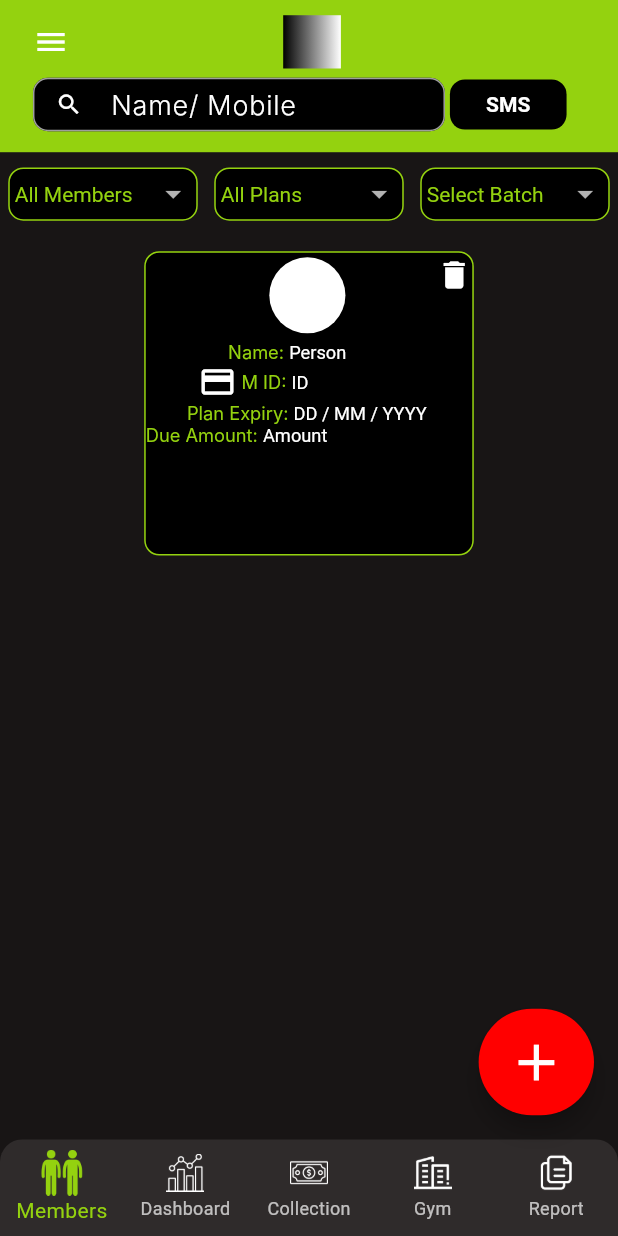
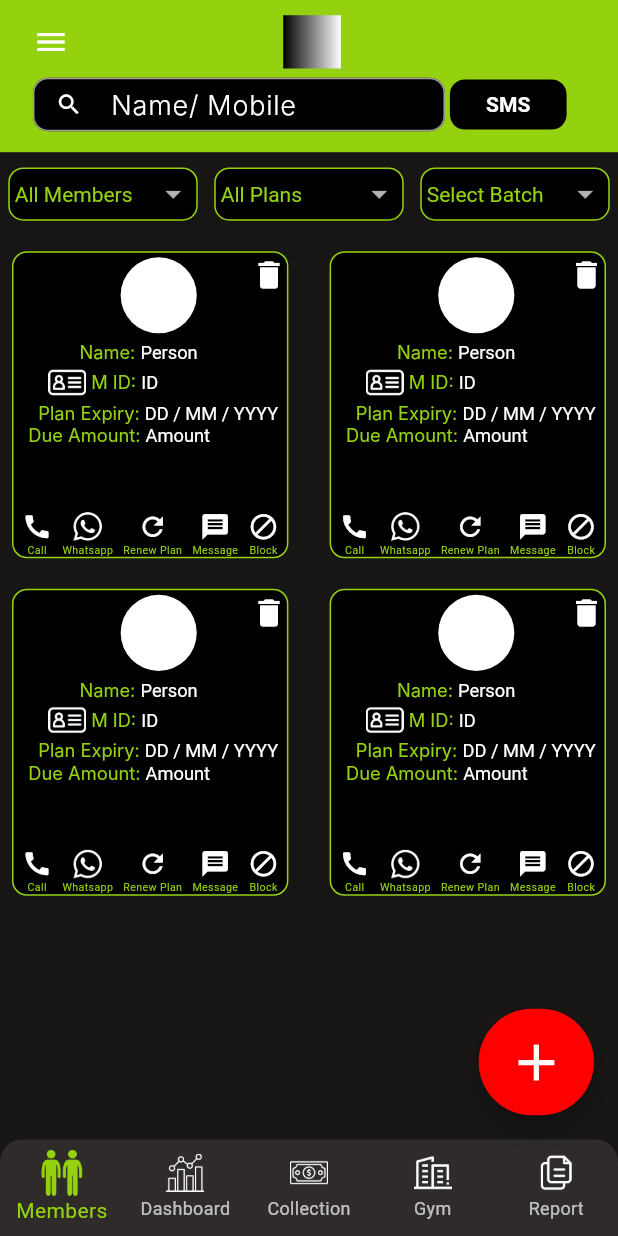
Before and after one commit to Sumeetbharali/360, a Flutter app: the screen it shows after launch, on a phone screen of 412 x 824 dp. Run offline on Flutter 3.47's test engine with Material 3 defaults, Android fonts, the phone set to English and light mode, and no system bars; our stand-ins replace flutter_screenutil; Roboto replaces fonts that are missing (Inter).

Commit message:
-Member Item cont'd -GridView added

```diff
--- a/lib/features/members/presentation/views/members.dart
+++ b/lib/features/members/presentation/views/members.dart
@@ -1,18 +1,12 @@
 import 'package:flutter/material.dart';
-import 'package:flutter_screenutil/flutter_screenutil.dart';
-import 'package:gym_management/core/theme/text_styles.dart';
 import 'package:gym_management/core/widgets/space.dart';
 import 'package:gym_management/features/members/presentation/widgets/drop_downs.dart';
 
-import '../../../../core/theme/color_palette.dart';
 import '../../../../core/widgets/my_app_bar.dart';
+import '../widgets/all_members.dart';
 
 class Members extends StatelessWidget {
   Members({super.key});
-
-  List<String> options1 = ["All Members", "Test1", "Test2"];
-  List<String> options2 = ["All Plans"];
-  List<String> options3 = ["Select Batch"];
 
   @override
   Widget build(BuildContext context) {
@@ -22,93 +16,7 @@ class Members extends StatelessWidget {
         verticalSpace(10),
         const DropDowns(),
         verticalSpace(20),
-        Container(
-          padding: EdgeInsets.only(top: 3.h),
-          height: 200.h,
-          width: 200.w,
-          decoration: BoxDecoration(
-              color: Colors.black,
-              borderRadius: BorderRadius.circular(10),
-              border: Border.all(color: ColorPalette.mainGreen, width: 1.sp)),
-          child: Column(
-            crossAxisAlignment: CrossAxisAlignment.start,
-            children: [
-              Row(
-                crossAxisAlignment: CrossAxisAlignment.start,
-                children: [
-                  horizontalSpace(75),
-                  CircleAvatar(
-                    radius: 25.sp,
-                    backgroundColor: Colors.white,
-                  ),
-                  const Spacer(),
-                  GestureDetector(
-                      onTap: () {}, child: const Icon(Icons.delete)),
-                ],
-              ),
-              verticalSpace(5),
-              Row(
-                children: [
-                  horizontalSpace(50),
-                  RichText(
-                    text: TextSpan(
-                        text: "Name: ",
-                        style: MyTextStyles.fontInter12MainGreenRegular,
-                        children: const [
-                          TextSpan(
-                              text: "Person",
-                              style: TextStyle(color: Colors.white))
-                        ]),
-                  ),
-                ],
-              ),
-              Row(
-                children: [
-                  horizontalSpace(32),
-                  Icon(
-                    (Icons.credit_card),
-                    size: 25.sp,
-                  ),
-                  horizontalSpace(3),
-                  RichText(
-                    text: TextSpan(
-                        text: "M ID: ",
-                        style: MyTextStyles.fontInter12MainGreenRegular,
-                        children: const [
-                          TextSpan(
-                              text: "ID", style: TextStyle(color: Colors.white))
-                        ]),
-                  ),
-                ],
-              ),
-              Row(
-                children: [
-                  horizontalSpace(25),
-                  RichText(
-                    text: TextSpan(
-                        text: "Plan Expiry: ",
-                        style: MyTextStyles.fontInter12MainGreenRegular,
-                        children: const [
-                          TextSpan(
-                              text: "DD / MM / YYYY",
-                              style: TextStyle(color: Colors.white))
-                        ]),
-                  ),
-                ],
-              ),
-              RichText(
-                textAlign: TextAlign.start,
-                text: TextSpan(
-                    text: "Due Amount: ",
-                    style: MyTextStyles.fontInter12MainGreenRegular,
-                    children: const [
-                      TextSpan(
-                          text: "Amount", style: TextStyle(color: Colors.white))
-                    ]),
-              )
-            ],
-          ),
-        )
+        AllMembers(),
       ],
     );
   }
--- /dev/null
+++ b/lib/features/members/presentation/widgets/all_members.dart
@@ -0,0 +1,35 @@
+import 'package:flutter/material.dart';
+import 'package:flutter_screenutil/flutter_screenutil.dart';
+
+import 'member_item.dart';
+
+class AllMembers extends StatelessWidget {
+  const AllMembers({
+    super.key,
+  });
+
+  @override
+  Widget build(BuildContext context) {
+    return Expanded(
+      child: Padding(
+        padding: const EdgeInsets.symmetric(horizontal: 8.0),
+        child: GridView.builder(
+            itemCount: 4,
+            gridDelegate: SliverGridDelegateWithFixedCrossAxisCount(
+              childAspectRatio: 0.9,
+              crossAxisCount: 2, // Two items per row
+              crossAxisSpacing: 25.w, // Space between columns
+              mainAxisSpacing: 20.h,
+            ),
+            itemBuilder: (context, index) {
+              return MemberItem(
+                name: "Person",
+                id: "ID",
+                expiryDate: "DD / MM / YYYY",
+                dueAmount: "Amount",
+              );
+            }),
+      ),
+    );
+  }
+}
--- /dev/null
+++ b/lib/features/members/presentation/widgets/item_nav_bar.dart
@@ -0,0 +1,56 @@
+import 'package:flutter/material.dart';
+import 'package:flutter_screenutil/flutter_screenutil.dart';
+import 'package:gym_management/features/members/presentation/widgets/item_nav_bar_component.dart';
+
+class ItemNavBar extends StatelessWidget {
+  const ItemNavBar({
+    super.key,
+  });
+
+  @override
+  Widget build(BuildContext context) {
+    return Padding(
+      padding: EdgeInsets.symmetric(horizontal: 5.w),
+      child: Row(
+        mainAxisAlignment: MainAxisAlignment.spaceBetween,
+        children: [
+          ItemNavBarComponent(
+              onTap: () {},
+              icon: Icon(
+                Icons.call,
+                size: 20.sp,
+              ),
+              label: "Call"),
+          ItemNavBarComponent(
+              onTap: () {},
+              icon: ImageIcon(
+                AssetImage("assets/icons/whatsappIcon.png"),
+                size: 20.sp,
+              ),
+              label: "Whatsapp"),
+          ItemNavBarComponent(
+              onTap: () {},
+              icon: Icon(
+                Icons.refresh,
+                size: 20.sp,
+              ),
+              label: "Renew Plan"),
+          ItemNavBarComponent(
+              onTap: () {},
+              icon: Icon(
+                Icons.message,
+                size: 20.sp,
+              ),
+              label: "Message"),
+          ItemNavBarComponent(
+              onTap: () {},
+              icon: Icon(
+                Icons.block,
+                size: 20.sp,
+              ),
+              label: "Block"),
+        ],
+      ),
+    );
+  }
+}
--- /dev/null
+++ b/lib/features/members/presentation/widgets/item_nav_bar_component.dart
@@ -0,0 +1,32 @@
+import 'package:flutter/material.dart';
+import 'package:flutter_screenutil/flutter_screenutil.dart';
+
+import '../../../../core/theme/color_palette.dart';
+
+class ItemNavBarComponent extends StatelessWidget {
+  ItemNavBarComponent(
+      {super.key,
+      required this.onTap,
+      required this.icon,
+      required this.label});
+
+  void Function() onTap;
+  Widget icon;
+  String label;
+
+  @override
+  Widget build(BuildContext context) {
+    return GestureDetector(
+      onTap: onTap,
+      child: Column(
+        children: [
+          icon,
+          Text(
+            label,
+            style: TextStyle(fontSize: 7.sp, color: ColorPalette.mainGreen),
+          ),
+        ],
+      ),
+    );
+  }
+}
--- /dev/null
+++ b/lib/features/members/presentation/widgets/member_details_field.dart
@@ -0,0 +1,30 @@
+import 'package:flutter/material.dart';
+import 'package:flutter_screenutil/flutter_screenutil.dart';
+
+import '../../../../core/theme/text_styles.dart';
+
+class MemberDetailsField extends StatelessWidget {
+  MemberDetailsField(
+      {super.key,
+      required this.field,
+      required this.value,
+      this.leftMargin = 0});
+
+  String field, value;
+  double leftMargin;
+
+  @override
+  Widget build(BuildContext context) {
+    return Padding(
+      padding: EdgeInsets.only(left: leftMargin.w),
+      child: RichText(
+        text: TextSpan(
+            text: "$field: ",
+            style: MyTextStyles.fontInter12MainGreenRegular,
+            children: [
+              TextSpan(text: value, style: const TextStyle(color: Colors.white))
+            ]),
+      ),
+    );
+  }
+}
--- /dev/null
+++ b/lib/features/members/presentation/widgets/member_item.dart
@@ -0,0 +1,76 @@
+import 'package:flutter/material.dart';
+import 'package:flutter_screenutil/flutter_screenutil.dart';
+
+import '../../../../core/theme/color_palette.dart';
+import '../../../../core/widgets/space.dart';
+import 'item_nav_bar.dart';
+import 'member_details_field.dart';
+
+class MemberItem extends StatelessWidget {
+  MemberItem(
+      {super.key,
+      required this.name,
+      required this.dueAmount,
+      required this.expiryDate,
+      required this.id});
+
+  String name, id, expiryDate, dueAmount;
+
+  @override
+  Widget build(BuildContext context) {
+    return Container(
+      padding: EdgeInsets.only(top: 3.h),
+      height: 170.h,
+      width: 180.w,
+      decoration: BoxDecoration(
+          color: Colors.black,
+          borderRadius: BorderRadius.circular(10),
+          border: Border.all(color: ColorPalette.mainGreen, width: 1.sp)),
+      child: Column(
+        crossAxisAlignment: CrossAxisAlignment.start,
+        children: [
+          // Avatar and delete button
+          Row(
+            crossAxisAlignment: CrossAxisAlignment.start,
+            children: [
+              horizontalSpace(65),
+              CircleAvatar(
+                radius: 25.sp,
+                backgroundColor: Colors.white,
+              ),
+              const Spacer(),
+              GestureDetector(onTap: () {}, child: const Icon(Icons.delete)),
+            ],
+          ),
+
+          verticalSpace(5),
+          MemberDetailsField(
+            field: 'Name',
+            value: name,
+            leftMargin: 40,
+          ),
+
+          // Card Icon and ID field
+          Row(
+            children: [
+              horizontalSpace(21),
+              ImageIcon(
+                const AssetImage("assets/icons/idCardLogo.png"),
+                size: 25.sp,
+              ),
+              horizontalSpace(3),
+              MemberDetailsField(field: "M ID", value: id),
+            ],
+          ),
+
+          MemberDetailsField(
+              field: "Plan Expiry", value: expiryDate, leftMargin: 15),
+          MemberDetailsField(
+              field: "Due Amount", value: dueAmount, leftMargin: 9),
+          Spacer(),
+          ItemNavBar()
+        ],
+      ),
+    );
+  }
+}
```
Also changed, not shown: assets/icons/idCardLogo.png (added), assets/icons/whatsappIcon.png (added).
